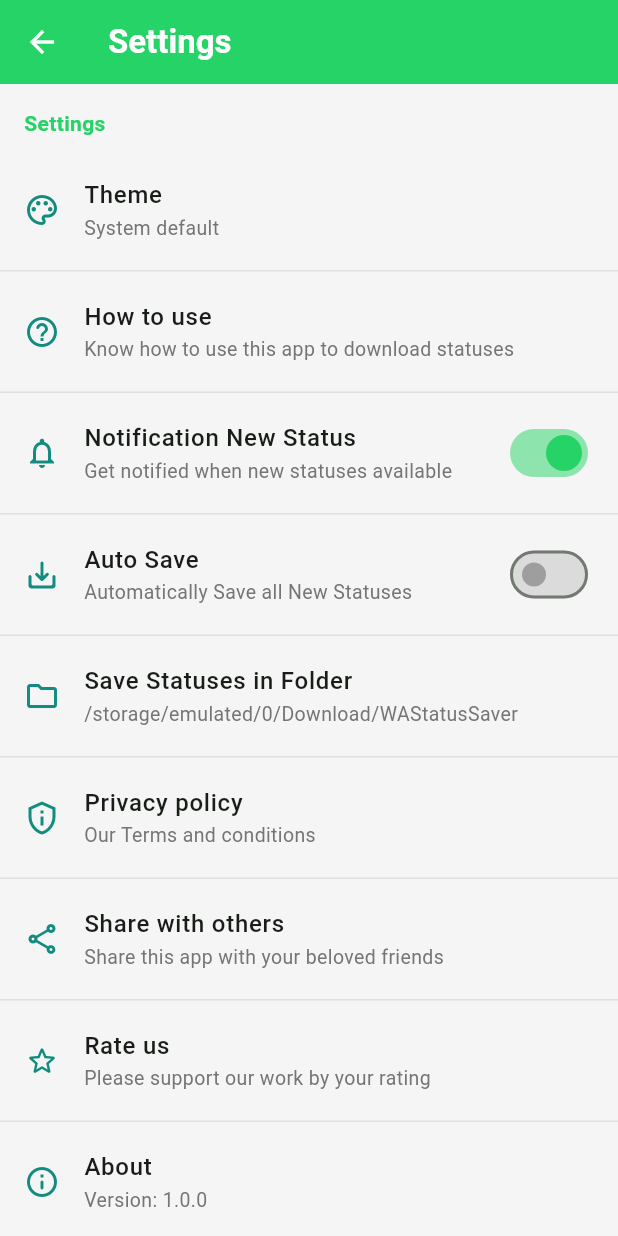
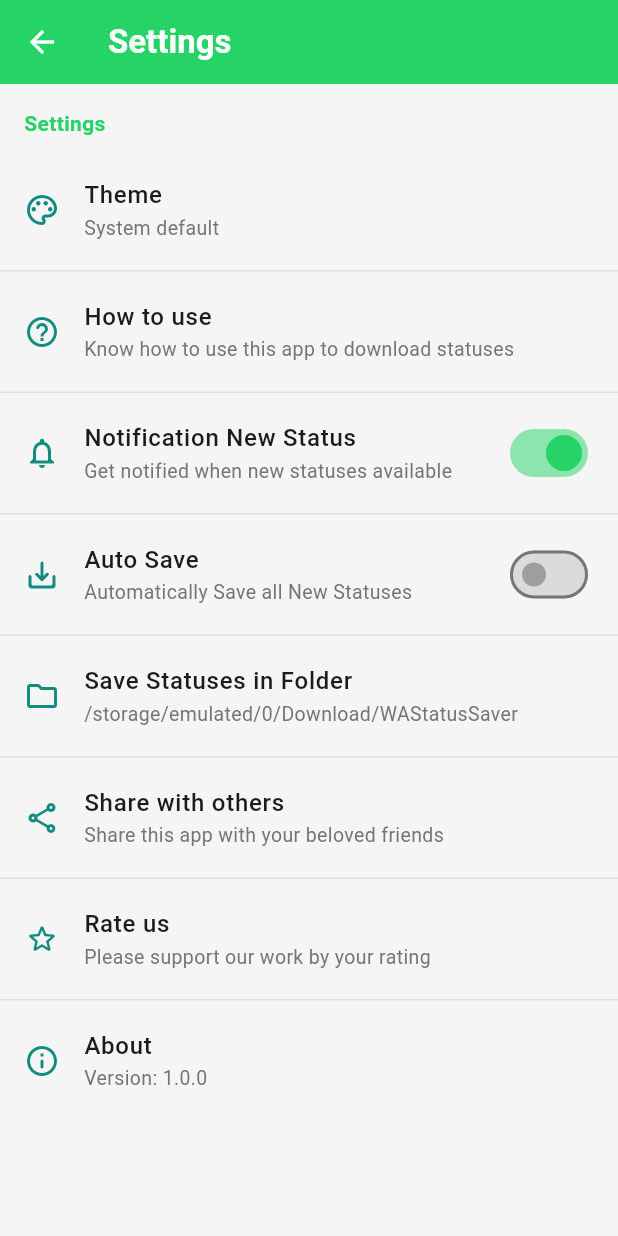
Before and after one commit to desmondknunoo/wa_status_saver, a Flutter app: the SettingsScreen screen opened directly, on a phone screen of 412 x 824 dp. Run offline on Flutter 3.47's test engine with Material 3 defaults, Android fonts, the phone set to English and light mode, and no system bars; our stand-ins replace device_info_plus, package_info_plus, permission_handler, photo_view, share_plus, shared_preferences and 1 more; accounts and stored records are empty.

Commit message:
Remove the Privacy Policy tile and its associated divider from the settings screen.

```diff
--- a/lib/screens/settings_screen.dart
+++ b/lib/screens/settings_screen.dart
@@ -105,15 +105,15 @@ class _SettingsScreenState extends State<SettingsScreen> {
                 onTap: null,
               ),
 
-              const Divider(height: 1),
+              // const Divider(height: 1),
 
-              // Privacy Policy
-              _buildSettingsTile(
-                icon: Icons.privacy_tip_outlined,
-                title: 'Privacy policy',
-                subtitle: 'Our Terms and conditions',
-                onTap: () => _launchUrl('https://example.com/privacy'),
-              ),
+              // // Privacy Policy
+              // _buildSettingsTile(
+              //   icon: Icons.privacy_tip_outlined,
+              //   title: 'Privacy policy',
+              //   subtitle: 'Our Terms and conditions',
+              //   onTap: () => _launchUrl('https://achendo.com/privacy'),
+              // ),
 
               const Divider(height: 1),
 
```
